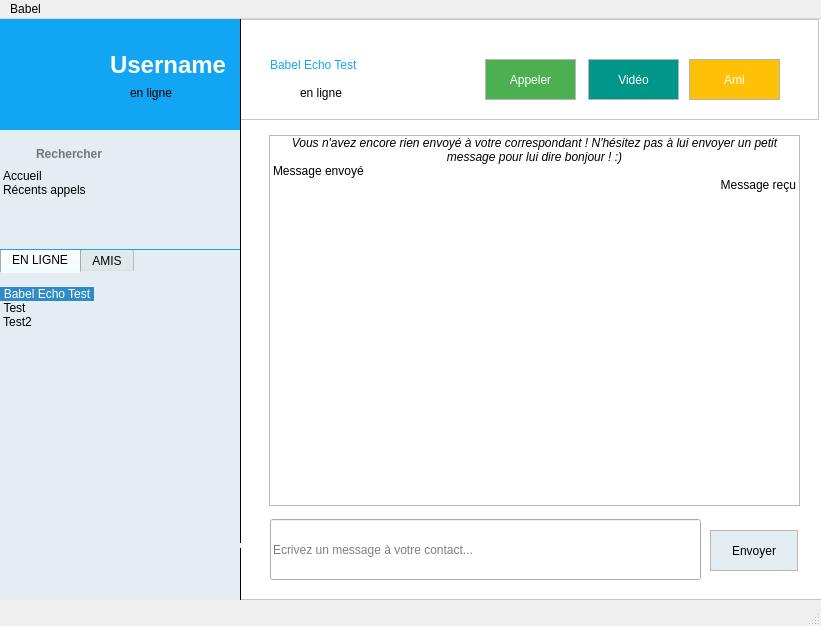
adrijere/cpp_babel, file client/mainwindow.ui: the form before one commit.
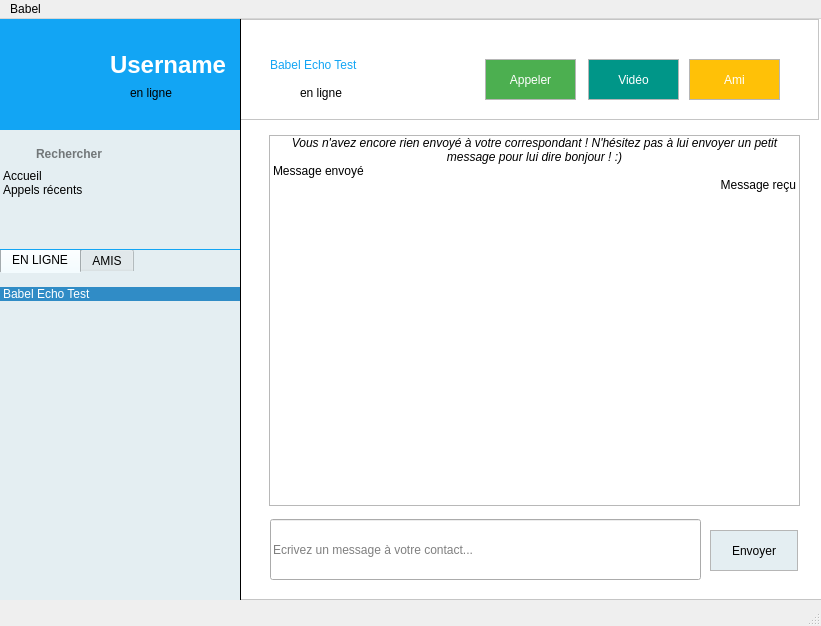
The form after the commit. Icons and pictures are not drawn.

Commit message: Add new layout for offline users

```diff
--- a/client/mainwindow.ui
+++ b/client/mainwindow.ui
@@ -82,7 +82,7 @@
         <x>0</x>
         <y>-1</y>
         <width>241</width>
-        <height>271</height>
+        <height>321</height>
        </rect>
       </property>
       <property name="styleSheet">
@@ -125,7 +125,7 @@
        <number>5</number>
       </property>
       <property name="viewMode">
-       <enum>QListView::IconMode</enum>
+       <enum>QListView::ListMode</enum>
       </property>
       <property name="modelColumn">
        <number>0</number>
@@ -147,16 +147,6 @@
         <string>Babel Echo Test</string>
        </property>
       </item>
-      <item>
-       <property name="text">
-        <string>Test</string>
-       </property>
-      </item>
-      <item>
-       <property name="text">
-        <string>Test2</string>
-       </property>
-      </item>
      </widget>
     </widget>
     <widget class="QWidget" name="secondTab">
@@ -618,7 +608,7 @@
     </item>
     <item>
      <property name="text">
-      <string>Récents appels</string>
+      <string>Appels récents</string>
      </property>
      <property name="icon">
       <iconset resource="resources.qrc">
```
Left out of the diff: 24 changed lines with no effect on the pictures. The commit also changes 6 other files.
